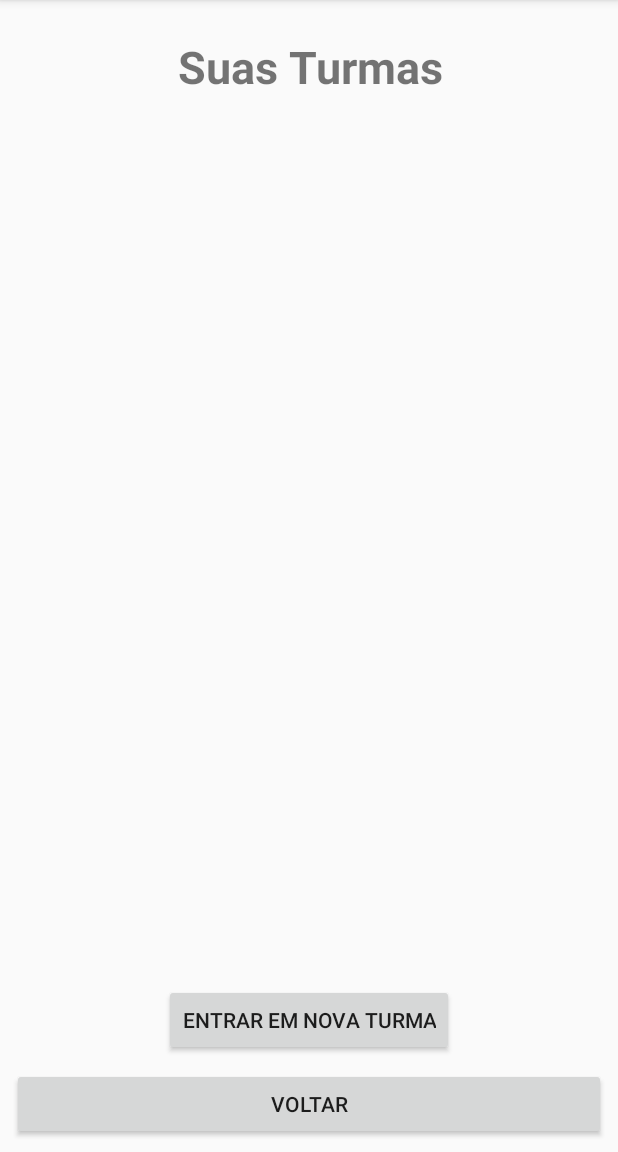
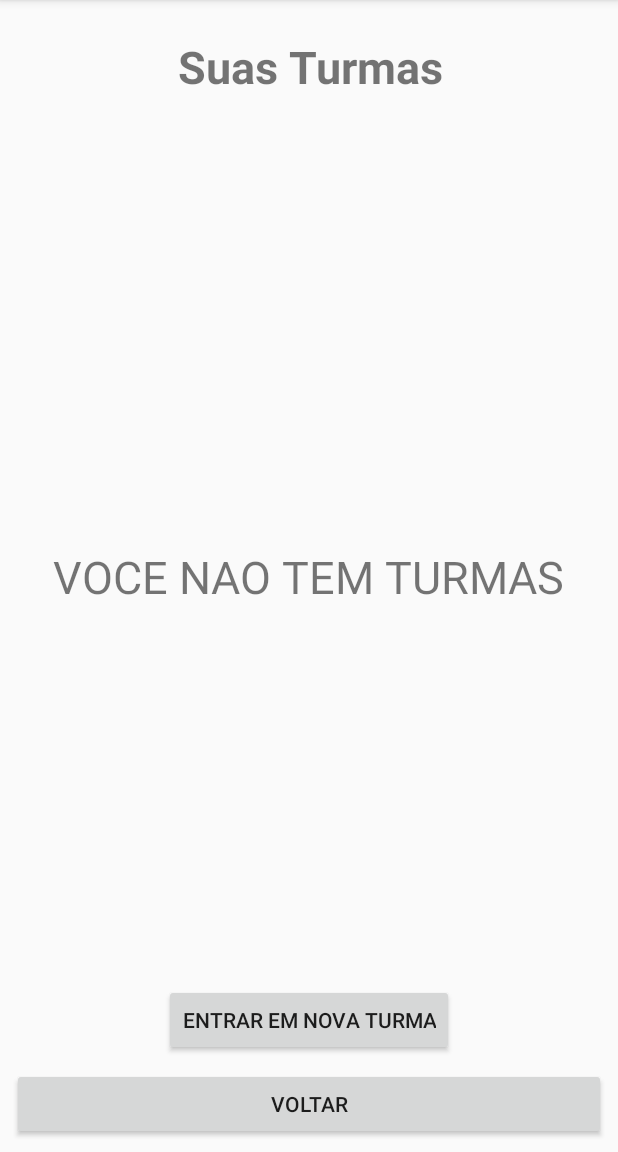
Before and after one commit to Mateus23/DynamicClass-Student, an Android app: the MySubjects screen opened directly, with no data from a screen before it, on a phone screen of 412 x 824 dp, the part 84-1236 px from its top. Run offline under Robolectric (Android 15) with nearby library versions, the phone set to English and light mode, and no system bars; our stand-ins replace Firebase (no records; nobody signed in at launch, a user with empty details on screens opened directly); 1 statement that could not run was skipped.

Commit message:
Not loading subjects 2nd time visiting page, crashing when trying to do exercise without ToDo list; bugs fixed

```diff
--- a/app/src/main/java/com/example/mateu/dynamicclass_student/ChapterActivity.java
+++ b/app/src/main/java/com/example/mateu/dynamicclass_student/ChapterActivity.java
@@ -88,7 +88,9 @@ public class ChapterActivity extends AppCompatActivity {
                 }
                 List<Integer> exercisesToDoList = new ArrayList<>();
                 for (int i = 0; i < 5; i++) {
-                    exercisesToDoList.add(Integer.valueOf(dataSnapshot.child("ToDoExercises").child(String.valueOf(i)).getValue().toString()));
+                    if (dataSnapshot.child("ToDoExercises").child(String.valueOf(i)).exists()) {
+                        exercisesToDoList.add(Integer.valueOf(dataSnapshot.child("ToDoExercises").child(String.valueOf(i)).getValue().toString()));
+                    }
                 }
                 myExerciseAdapter = new ExercisesAdapter(subjectCode, chapterIndex, doingList, exercisesToDoList);
             }
--- a/app/src/main/java/com/example/mateu/dynamicclass_student/ExercisesAdapter.java
+++ b/app/src/main/java/com/example/mateu/dynamicclass_student/ExercisesAdapter.java
@@ -101,6 +101,9 @@ public class ExercisesAdapter {
     }
 
     public Boolean hasMoreExercises(){
+        if (toDoList.size() < 5){
+            return false;
+        }
         int numberOfToDoEx = toDoList.get(0) + toDoList.get(1) + toDoList.get(2) + toDoList.get(3) + toDoList.get(4);
         return numberOfToDoEx > 0;
     }
--- a/app/src/main/java/com/example/mateu/dynamicclass_student/JoinSubjectPopup.java
+++ b/app/src/main/java/com/example/mateu/dynamicclass_student/JoinSubjectPopup.java
@@ -47,14 +47,14 @@ public class JoinSubjectPopup extends DialogFragment {
             }
         });
 
-        // Inflate and set the layout for the dialog
-        // Pass null as the parent view because its going in the dialog layout
+
         builder.setView(inflater.inflate(R.layout.popup_join_subject, null))
                 // Add action buttons
                 .setPositiveButton("Entrar", new DialogInterface.OnClickListener() {
                     @Override
                     public void onClick(DialogInterface dialog, int id) {
                         // sign in the user ...
+                        Log.d("TESTE", "ONCREATE");
                         tryToJoinSubject();
                     }
                 })
@@ -79,6 +79,7 @@ public class JoinSubjectPopup extends DialogFragment {
                 @Override
                 public void onClick(View v)
                 {
+                    Log.d("TESTE", "ONSTART");
                     tryToJoinSubject();
                 }
             });
--- a/app/src/main/java/com/example/mateu/dynamicclass_student/MyChapters.java
+++ b/app/src/main/java/com/example/mateu/dynamicclass_student/MyChapters.java
@@ -7,6 +7,7 @@ import android.view.View;
 import android.view.ViewGroup;
 import android.widget.Button;
 import android.widget.LinearLayout;
+import android.widget.TextView;
 
 import com.google.firebase.database.DataSnapshot;
 import com.google.firebase.database.DatabaseError;
@@ -32,6 +33,9 @@ public class MyChapters extends AppCompatActivity {
         subjectCode = b.getString("subjectCode");
         Database_Path = Database_Path + subjectCode + "/Chapters";
         databaseReference = FirebaseDatabase.getInstance().getReference(Database_Path);
+
+        TextView titleTextView = findViewById(R.id.subjectTextView);
+        titleTextView.setText(subjectCode);
 
         Button mBackButton = (Button) findViewById(R.id.backButton);
         mBackButton.setOnClickListener(new View.OnClickListener() {
--- a/app/src/main/java/com/example/mateu/dynamicclass_student/MySubjects.java
+++ b/app/src/main/java/com/example/mateu/dynamicclass_student/MySubjects.java
@@ -4,6 +4,7 @@ import android.content.Intent;
 import android.support.v4.app.DialogFragment;
 import android.support.v7.app.AppCompatActivity;
 import android.os.Bundle;
+import android.util.Log;
 import android.view.View;
 import android.view.ViewGroup;
 import android.widget.Button;
@@ -19,7 +20,7 @@ public class MySubjects extends AppCompatActivity {
 
     LinearLayout mScrollView;
     DatabaseReference databaseReference;
-    static String Database_Path = "Students";
+    String Database_Path = "Students";
     static String id;
     static DataSnapshot mySubjectsSnapshot;
 
@@ -31,6 +32,7 @@ public class MySubjects extends AppCompatActivity {
         Bundle b = getIntent().getExtras();
         id = b.getString("id");
         Database_Path = Database_Path + "/" + id + "/Classes";
+        Log.d("DATAPATH", Database_Path);
         databaseReference = FirebaseDatabase.getInstance().getReference(Database_Path);
 
         Button mBackButton = (Button) findViewById(R.id.backButton);
@@ -55,12 +57,15 @@ public class MySubjects extends AppCompatActivity {
         super.onStart();
         // Check if user is signed in (non-null) and update UI accordingly.
         if (mScrollView.getChildCount() == 0) {
+            Log.d("OLHA AQUI", "ENTROU NO SCROLLVIEWCOUNT CHANGE");
             databaseReference.addListenerForSingleValueEvent(new ValueEventListener() {
                 @Override
                 public void onDataChange(DataSnapshot dataSnapshot) {
                     int count = 1;
                     mySubjectsSnapshot = dataSnapshot;
+                    Log.d("OLHA AQUI", "ENTROU NO DATA CHANGE");
                     for (DataSnapshot postSnapshot : dataSnapshot.getChildren()) {
+                        Log.d("OLHA AQUI", "ENTROU NO FOR DATA CHANGE");
                         Button b = new Button(MySubjects.this);
                         b.setWidth(ViewGroup.LayoutParams.WRAP_CONTENT);
                         b.setHeight(ViewGroup.LayoutParams.WRAP_CONTENT);
@@ -81,6 +86,11 @@ public class MySubjects extends AppCompatActivity {
                         });
 
                         mScrollView.addView(b);
+                        if(mScrollView.getChildCount() == 0){
+                            findViewById(R.id.textNoSubjects).setVisibility(View.VISIBLE);
+                        }else{
+                            findViewById(R.id.textNoSubjects).setVisibility(View.INVISIBLE);
+                        }
                     }
                 }
 
@@ -89,12 +99,19 @@ public class MySubjects extends AppCompatActivity {
 
                 }
             });
+            if(mScrollView.getChildCount() == 0){
+                findViewById(R.id.textNoSubjects).setVisibility(View.VISIBLE);
+            }else{
+                findViewById(R.id.textNoSubjects).setVisibility(View.INVISIBLE);
+            }
+        }else{
+            Log.d("OLHA AQUI", "NAO ENTROU NO SCROLLVIEWCOUNT CHANGE");
         }
     }
 
     public void openJoinSubjectPopup() {
         DialogFragment newFragment = new JoinSubjectPopup();
-        newFragment.show(getSupportFragmentManager(), "JoinSUbject");
+        newFragment.show(getSupportFragmentManager(), "JoinSubject");
     }
 
     public void toSubjectActivity(String subjectCode){
@@ -105,11 +122,10 @@ public class MySubjects extends AppCompatActivity {
 
     public static void joinSubject(String subjectCode, String subjecName, DatabaseReference newClassReference){
         if (!mySubjectsSnapshot.hasChild(subjectCode)){
-            DatabaseReference newStudentSubjectReference = FirebaseDatabase.getInstance().getReference(Database_Path + "/" + subjectCode);
+            DatabaseReference newStudentSubjectReference = FirebaseDatabase.getInstance().getReference("Students" + "/" + id + "/Classes/" + subjectCode);
             newStudentSubjectReference.child("name").setValue(subjecName);
             newStudentSubjectReference.child("code").setValue(subjectCode);
             newClassReference.child("Students").child(id).child("isActive").setValue(true);
-            //newClassReference.child("Students").child(id).child("chaptersToDo").setValue(0);
         }
     }
 
--- a/app/src/main/res/layout/activity_my_chapters.xml
+++ b/app/src/main/res/layout/activity_my_chapters.xml
@@ -16,7 +16,7 @@
         android:layout_marginEnd="8dp"
         android:layout_marginRight="8dp"
         android:gravity="center_horizontal"
-        android:text="Seus Capitulos"
+        android:text="Capitulos"
         android:textSize="30sp"
         android:textStyle="bold"
         app:layout_constraintEnd_toEndOf="parent"
--- a/app/src/main/res/layout/activity_my_subjects.xml
+++ b/app/src/main/res/layout/activity_my_subjects.xml
@@ -71,4 +71,22 @@
             android:orientation="vertical" />
     </ScrollView>
 
+    <TextView
+        android:id="@+id/textNoSubjects"
+        android:layout_width="wrap_content"
+        android:layout_height="wrap_content"
+        android:layout_marginStart="8dp"
+        android:layout_marginLeft="8dp"
+        android:layout_marginTop="8dp"
+        android:layout_marginEnd="8dp"
+        android:layout_marginRight="8dp"
+        android:layout_marginBottom="8dp"
+        android:text="VOCE NAO TEM TURMAS"
+        android:textSize="30sp"
+        android:visibility="invisible"
+        app:layout_constraintBottom_toBottomOf="parent"
+        app:layout_constraintEnd_toEndOf="parent"
+        app:layout_constraintStart_toStartOf="parent"
+        app:layout_constraintTop_toTopOf="parent" />
+
 </android.support.constraint.ConstraintLayout>
--- a/app/src/main/res/layout/activity_subject.xml
+++ b/app/src/main/res/layout/activity_subject.xml
@@ -104,18 +104,18 @@
                 app:layout_constraintEnd_toEndOf="parent"
                 app:layout_constraintStart_toStartOf="parent" />
 
+        </LinearLayout>
+    </ScrollView>
+
     <Button
         android:id="@+id/backButton"
         android:layout_width="match_parent"
         android:layout_height="wrap_content"
         android:layout_gravity="center"
-                android:layout_marginTop="8dp"
         android:layout_marginBottom="8dp"
         android:text="Voltar"
         app:layout_constraintBottom_toBottomOf="parent"
         app:layout_constraintEnd_toEndOf="parent"
         app:layout_constraintStart_toStartOf="parent" />
-        </LinearLayout>
-    </ScrollView>
 
 </android.support.constraint.ConstraintLayout>
```
Also changed, not shown: app/src/main/res/layout/activity_main.xml (+2 -12 lines). Lines whose indentation alone changed are shown as unchanged.
